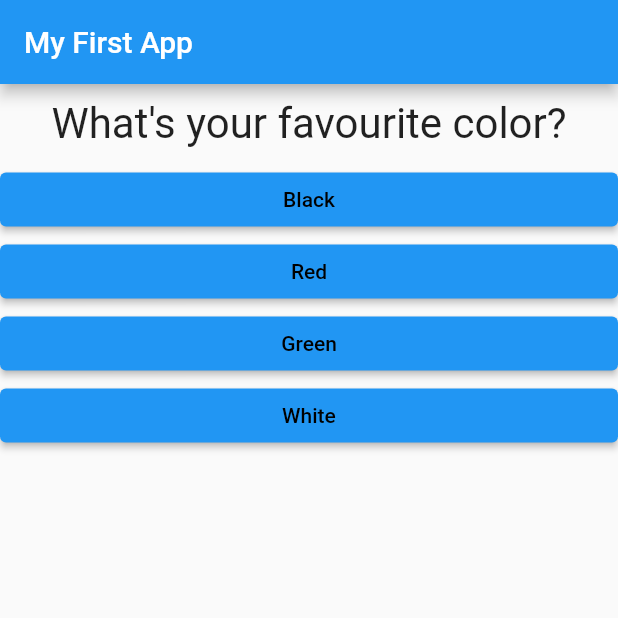
After one commit to YogeshRajgure/QuizApp, a Flutter app: the screen it shows after launch, on a phone screen of 412 x 824 dp, the top half of it. The commit adds this screen. Run offline on Flutter 3.47's test engine with Material 2 defaults, Android fonts, the phone set to English and light mode, and no system bars.

Commit message:
clened the main.dart file by creating more widgets

```diff
--- a/lib/main.dart
+++ b/lib/main.dart
@@ -2,8 +2,8 @@
 
 import 'package:flutter/material.dart';
 
-import './question.dart';
-import './answer.dart';
+import './quiz.dart';
+import './result.dart';
 
 void main() {
   runApp(MyApp());
@@ -26,7 +26,7 @@ class MyApp extends StatefulWidget {
 class _MyAppState extends State<MyApp> {
   // state can be persistant
   var _questionIndex = 0;
-  final questions = const [
+  final _questions = const [
     //maps
     {
       'QuestionText': 'What\'s your favourite color?',
@@ -49,7 +49,7 @@ class _MyAppState extends State<MyApp> {
 
     print(_questionIndex);
 
-    if (_questionIndex < questions.length) {
+    if (_questionIndex < _questions.length) {
       print("We have more questions");
     } else {
       print('No more questions');
@@ -66,21 +66,13 @@ class _MyAppState extends State<MyApp> {
         appBar: AppBar(
           title: Text('My First App'),
         ),
-        body: _questionIndex < questions.length
-            ? Column(
-                children: [
-                  Question(
-                    questions[_questionIndex]['QuestionText'] as String,
-                  ),
-                  ...(questions[_questionIndex]['answers'] as List<String>)
-                      .map((answer) {
-                    return Answer(_answerQuestion, answer);
-                  }).toList()
-                ],
+        body: _questionIndex < _questions.length
+            ? Quiz(
+                answerQuestion: _answerQuestion,
+                questionIndex: _questionIndex,
+                questions: _questions,
               )
-            : Center(
-                child: Text('You did it!'),
-              ),
+            : Result(),
       ),
     );
   }
--- /dev/null
+++ b/lib/quiz.dart
@@ -0,0 +1,34 @@
+import 'package:flutter/src/widgets/framework.dart';
+import 'package:flutter/src/widgets/placeholder.dart';
+
+import 'package:flutter/material.dart';
+
+import './question.dart';
+import './answer.dart';
+
+class Quiz extends StatelessWidget {
+  final List<Map<String, Object>> questions;
+  final int questionIndex;
+  final VoidCallback answerQuestion;
+
+  Quiz({
+    required this.answerQuestion,
+    required this.questions,
+    required this.questionIndex,
+  });
+
+  @override
+  Widget build(BuildContext context) {
+    return Column(
+      children: [
+        Question(
+          questions[questionIndex]['QuestionText'] as String,
+        ),
+        ...(questions[questionIndex]['answers'] as List<String>)
+        .map((answer) {
+          return Answer(answerQuestion, answer);
+        }).toList()
+      ],
+    );
+  }
+}
```
Also changed, not shown: lib/result.dart (added, +15 -0 lines).
